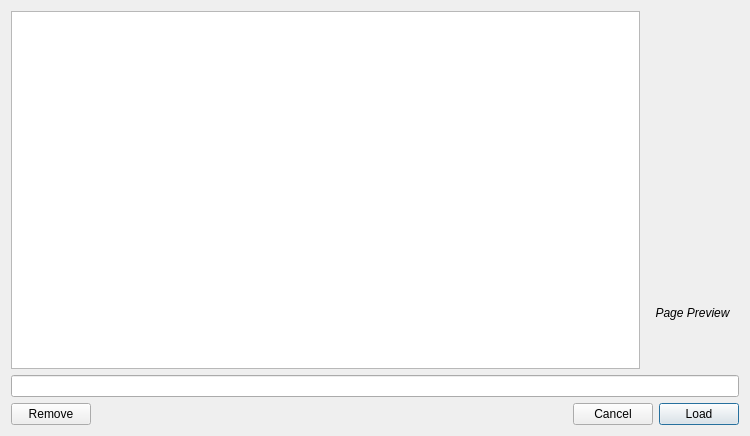
First picture: the form in forms/bookmark_manager_dialog.ui, repository mstuttgart/pynocchio, before the edit.
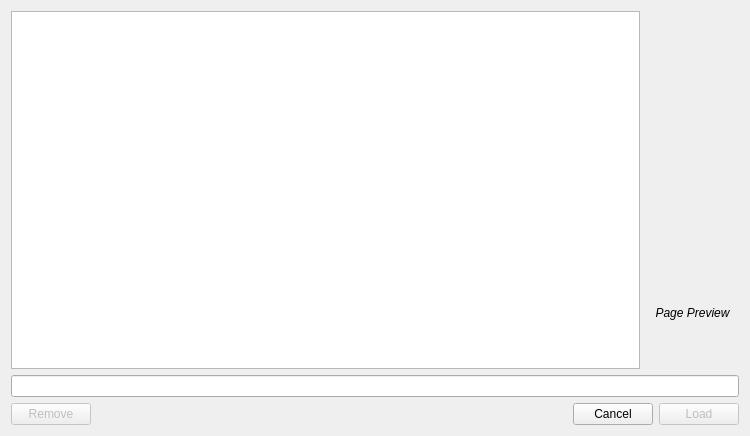
Second picture: the form after the edit. Icons and pictures are not drawn.

Commit message: [FIX] Set bookmark manager dialog and fixies

Diff of the .ui file:
```diff
--- a/forms/bookmark_manager_dialog.ui
+++ b/forms/bookmark_manager_dialog.ui
@@ -184,6 +184,12 @@
     <layout class="QGridLayout" name="grid_layout">
      <item row="1" column="1">
       <widget class="QPushButton" name="button_remove">
+       <property name="enabled">
+        <bool>false</bool>
+       </property>
+       <property name="focusPolicy">
+        <enum>Qt::NoFocus</enum>
+       </property>
        <property name="locale">
         <locale language="English" country="UnitedStates"/>
        </property>
@@ -194,6 +200,9 @@
         <iconset resource="../data/main_window_view.qrc">
          <normaloff>:/icons/elementary3-icon-theme/actions/48/stock_delete.svg</normaloff>:/icons/elementary3-icon-theme/actions/48/stock_delete.svg</iconset>
        </property>
+       <property name="default">
+        <bool>false</bool>
+       </property>
       </widget>
      </item>
      <item row="1" column="2">
@@ -222,6 +231,9 @@
      </item>
      <item row="1" column="4">
       <widget class="QPushButton" name="button_load">
+       <property name="enabled">
+        <bool>false</bool>
+       </property>
        <property name="text">
         <string>Load</string>
        </property>
```
Left out of the diff: 2 changed lines with no effect on the pictures. The commit also changes 24 other files.
